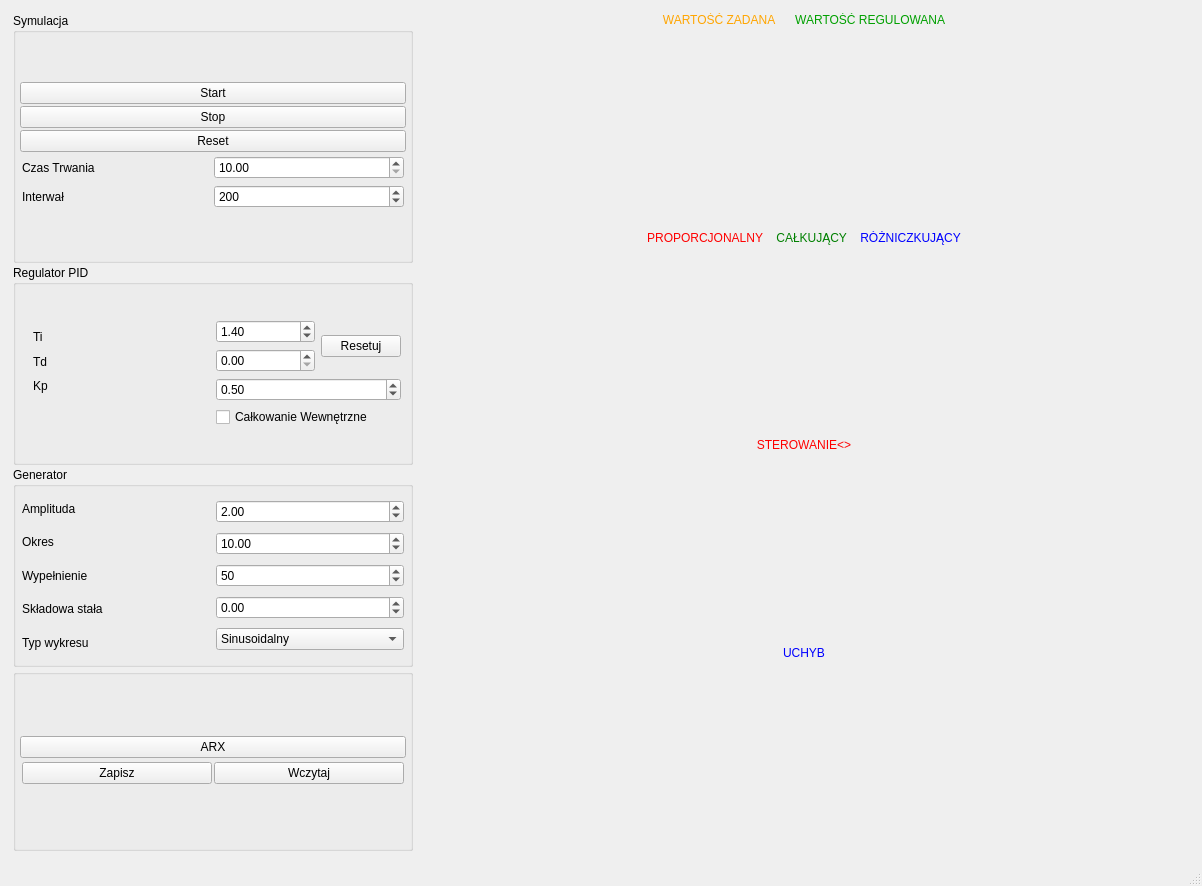
First picture: the form in FRONTEND/symulatorUARpoprawka/mainwindow.ui, repository MichalWitczakmw/PK_Symulator_UAR_poprawka, before the edit.
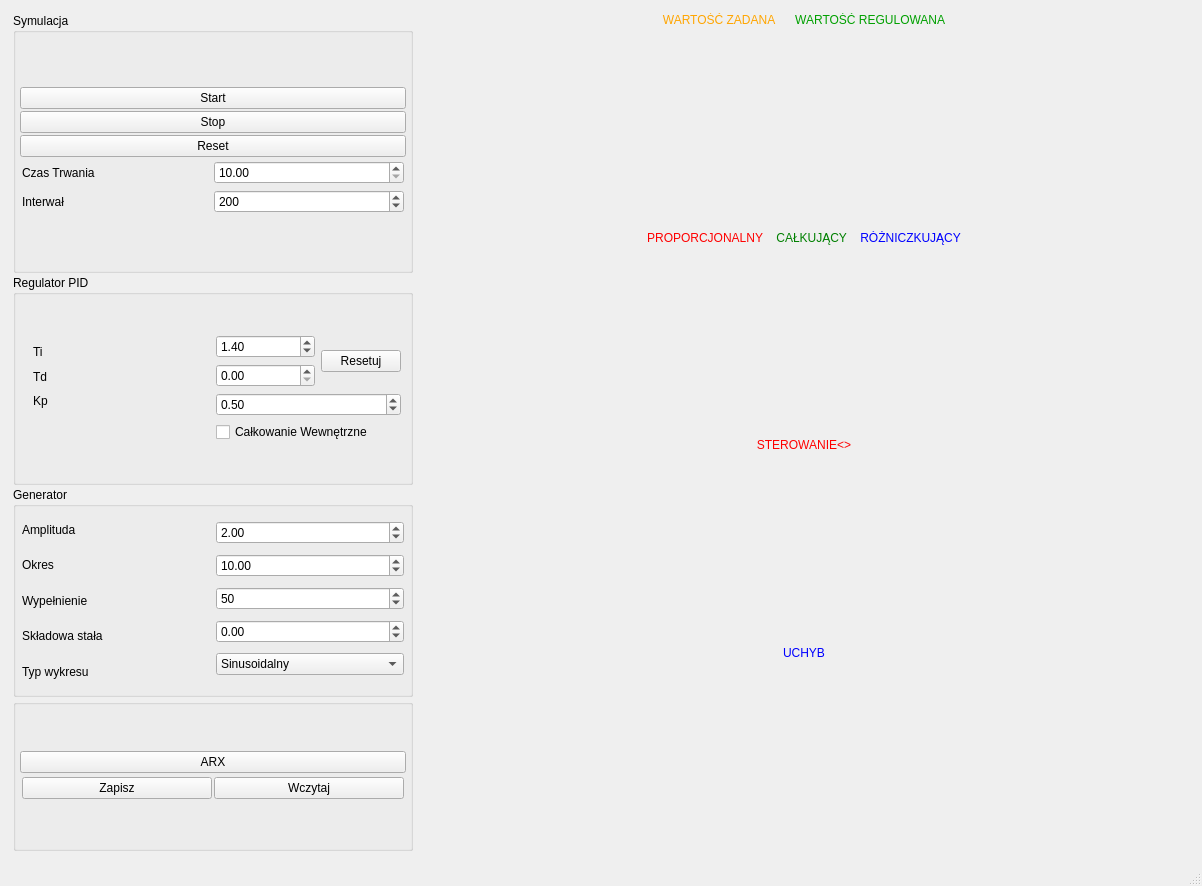
Second picture: the form after the edit. Custom widgets are drawn as their Qt base class.

Commit message: mozliwe ze dziala

```diff
--- a/FRONTEND/symulatorUARpoprawka/mainwindow.ui
+++ b/FRONTEND/symulatorUARpoprawka/mainwindow.ui
@@ -72,7 +72,7 @@
           <property name="minimumSize">
            <size>
             <width>100</width>
-            <height>250</height>
+            <height>260</height>
            </size>
           </property>
           <property name="maximumSize">
@@ -277,7 +277,7 @@
           <property name="minimumSize">
            <size>
             <width>100</width>
-            <height>200</height>
+            <height>210</height>
            </size>
           </property>
           <property name="maximumSize">
@@ -468,7 +468,7 @@
           <property name="minimumSize">
            <size>
             <width>100</width>
-            <height>200</height>
+            <height>210</height>
            </size>
           </property>
           <property name="maximumSize">
@@ -704,7 +704,7 @@
           <property name="minimumSize">
            <size>
             <width>100</width>
-            <height>100</height>
+            <height>110</height>
            </size>
           </property>
           <property name="maximumSize">
```
Left out of the diff: 2 changed lines with no effect on the pictures. The commit also changes 2 other files.
